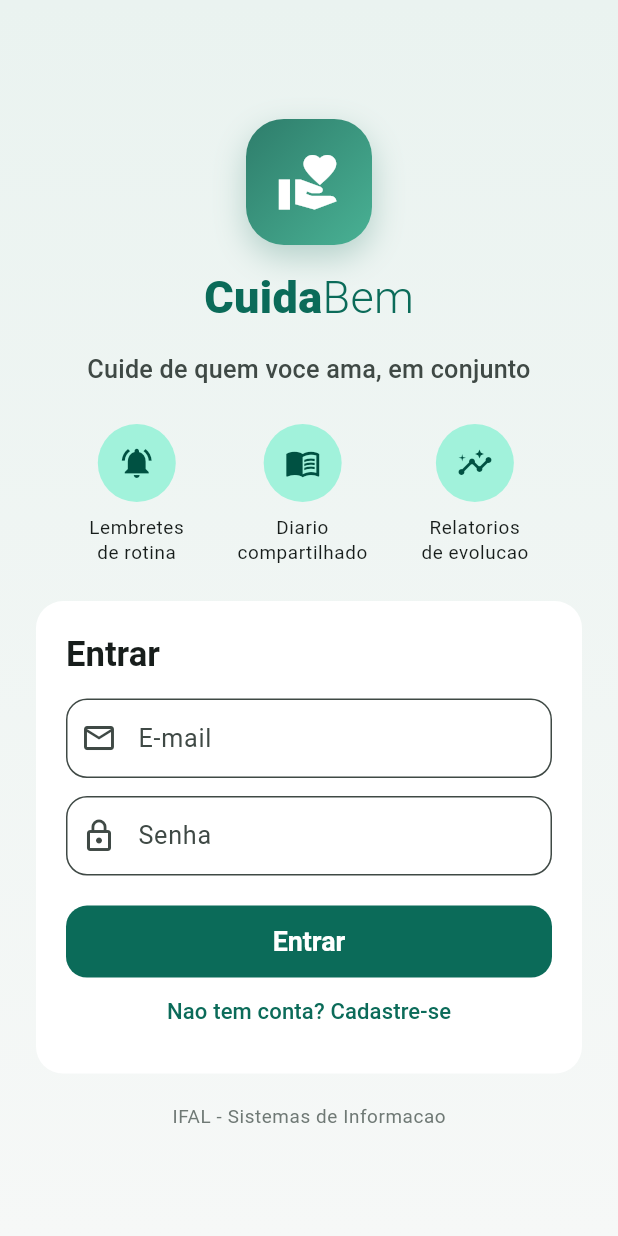
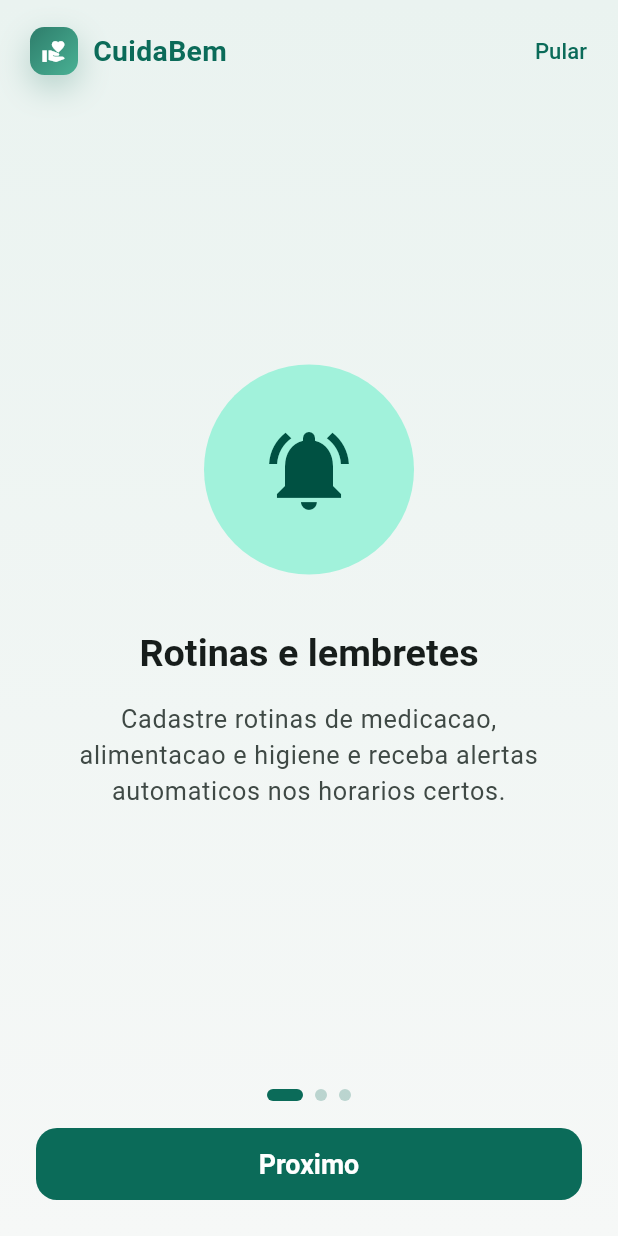
Before and after one commit to TheDorival/cuida-bem, a Flutter app: the screen it shows after launch, on a phone screen of 412 x 824 dp. Run offline on Flutter 3.47's test engine with Material 3 defaults, Android fonts, the phone set to English and light mode, and no system bars; our stand-ins replace firebase_auth, firebase_core; accounts and stored records are empty.

Commit message:
feat: transforma apresentacao do login em carrossel com indicador e botao pular

```diff
--- a/app/lib/screens/login_screen.dart
+++ b/app/lib/screens/login_screen.dart
@@ -4,7 +4,8 @@ import '../config/app_mode.dart';
 import '../providers/session_provider.dart';
 import '../widgets/logo.dart';
 
-/// Tela de acesso (UC001): apresentacao do app + login e cadastro via Firebase Auth.
+/// Tela de acesso (UC001): apresentacao em slides (carrossel) e, ao concluir ou
+/// pular, o formulario de login/cadastro via Firebase Auth.
 class LoginScreen extends StatefulWidget {
   const LoginScreen({super.key});
   @override
@@ -12,11 +13,20 @@ class LoginScreen extends StatefulWidget {
 }
 
 class _LoginScreenState extends State<LoginScreen> {
+  bool _mostrarOnboarding = true;
   final _nome = TextEditingController();
   final _email = TextEditingController();
   final _senha = TextEditingController();
   bool _cadastro = false;
   bool _carregando = false;
+
+  @override
+  void dispose() {
+    _nome.dispose();
+    _email.dispose();
+    _senha.dispose();
+    super.dispose();
+  }
 
   Future<void> _submeter() async {
     setState(() => _carregando = true);
@@ -27,15 +37,12 @@ class _LoginScreenState extends State<LoginScreen> {
     if (!mounted) return;
     setState(() => _carregando = false);
     if (!ok) {
-      ScaffoldMessenger.of(context).showSnackBar(
-        SnackBar(content: Text(session.erro ?? 'Falha ao entrar')),
-      );
+      ScaffoldMessenger.of(context).showSnackBar(SnackBar(content: Text(session.erro ?? 'Falha ao entrar')));
     }
   }
 
   @override
   Widget build(BuildContext context) {
-    final cor = Theme.of(context).colorScheme;
     return Scaffold(
       body: Container(
         decoration: const BoxDecoration(
@@ -46,53 +53,32 @@ class _LoginScreenState extends State<LoginScreen> {
           ),
         ),
         child: SafeArea(
-          child: Center(
+          child: _mostrarOnboarding
+              ? _Onboarding(aoConcluir: () => setState(() => _mostrarOnboarding = false))
+              : _formulario(context),
+        ),
+      ),
+    );
+  }
+
+  Widget _formulario(BuildContext context) {
+    final cor = Theme.of(context).colorScheme;
+    return Center(
       child: SingleChildScrollView(
-              padding: const EdgeInsets.symmetric(horizontal: 24, vertical: 32),
+        padding: const EdgeInsets.symmetric(horizontal: 24, vertical: 24),
         child: ConstrainedBox(
           constraints: const BoxConstraints(maxWidth: 440),
           child: Column(
             children: [
-                    const SizedBox(height: 8),
-                    const LogoCuidaBem(tamanho: 84),
-                    const SizedBox(height: 14),
+              const LogoCuidaBem(tamanho: 80),
+              const SizedBox(height: 12),
               Text(
                 'Cuide de quem voce ama, em conjunto',
                 textAlign: TextAlign.center,
                 style: Theme.of(context).textTheme.titleMedium?.copyWith(color: cor.onSurfaceVariant),
               ),
               const SizedBox(height: 24),
-                    _destaques(context),
-                    const SizedBox(height: 24),
-                    _cartaoFormulario(context),
-                    const SizedBox(height: 20),
-                    Text(
-                      'IFAL - Sistemas de Informacao',
-                      style: Theme.of(context).textTheme.bodySmall?.copyWith(color: cor.outline),
-                    ),
-                  ],
-                ),
-              ),
-            ),
-          ),
-        ),
-      ),
-    );
-  }
-
-  Widget _destaques(BuildContext context) {
-    return Row(
-      mainAxisAlignment: MainAxisAlignment.spaceEvenly,
-      children: const [
-        _Destaque(icone: Icons.notifications_active, rotulo: 'Lembretes\nde rotina'),
-        _Destaque(icone: Icons.menu_book, rotulo: 'Diario\ncompartilhado'),
-        _Destaque(icone: Icons.insights, rotulo: 'Relatorios\nde evolucao'),
-      ],
-    );
-  }
-
-  Widget _cartaoFormulario(BuildContext context) {
-    return Card(
+              Card(
                 margin: EdgeInsets.zero,
                 child: Padding(
                   padding: const EdgeInsets.all(20),
@@ -141,7 +127,7 @@ class _LoginScreenState extends State<LoginScreen> {
                           margin: const EdgeInsets.only(top: 4),
                           padding: const EdgeInsets.all(10),
                           decoration: BoxDecoration(
-                  color: Theme.of(context).colorScheme.secondaryContainer,
+                            color: cor.secondaryContainer,
                             borderRadius: BorderRadius.circular(12),
                           ),
                           child: Row(
@@ -160,24 +146,140 @@ class _LoginScreenState extends State<LoginScreen> {
                     ],
                   ),
                 ),
+              ),
+              const SizedBox(height: 16),
+              Text('IFAL - Sistemas de Informacao',
+                  style: Theme.of(context).textTheme.bodySmall?.copyWith(color: cor.outline)),
+            ],
+          ),
+        ),
+      ),
     );
   }
 }
 
-class _Destaque extends StatelessWidget {
+/// Modelo de um slide de apresentacao.
+class _ItemSlide {
   final IconData icone;
-  final String rotulo;
-  const _Destaque({required this.icone, required this.rotulo});
+  final String titulo;
+  final String descricao;
+  const _ItemSlide(this.icone, this.titulo, this.descricao);
+}
+
+const _slides = <_ItemSlide>[
+  _ItemSlide(Icons.notifications_active, 'Rotinas e lembretes',
+      'Cadastre rotinas de medicacao, alimentacao e higiene e receba alertas automaticos nos horarios certos.'),
+  _ItemSlide(Icons.menu_book, 'Diario compartilhado',
+      'Registre a saude do idoso e mantenha toda a familia informada em tempo real.'),
+  _ItemSlide(Icons.insights, 'Relatorios de evolucao',
+      'Gere relatorios em PDF da evolucao para compartilhar com profissionais de saude.'),
+];
+
+/// Carrossel de apresentacao com indicador de progresso e botao pular.
+class _Onboarding extends StatefulWidget {
+  final VoidCallback aoConcluir;
+  const _Onboarding({required this.aoConcluir});
+  @override
+  State<_Onboarding> createState() => _OnboardingState();
+}
+
+class _OnboardingState extends State<_Onboarding> {
+  final _controle = PageController();
+  int _pagina = 0;
+
+  @override
+  void dispose() {
+    _controle.dispose();
+    super.dispose();
+  }
+
+  void _proximo() {
+    if (_pagina < _slides.length - 1) {
+      _controle.nextPage(duration: const Duration(milliseconds: 300), curve: Curves.easeOut);
+    } else {
+      widget.aoConcluir();
+    }
+  }
 
   @override
   Widget build(BuildContext context) {
     final cor = Theme.of(context).colorScheme;
+    final ultima = _pagina == _slides.length - 1;
     return Column(
       children: [
-        CircleAvatar(radius: 26, backgroundColor: cor.primaryContainer, child: Icon(icone, color: cor.onPrimaryContainer)),
-        const SizedBox(height: 8),
-        Text(rotulo, textAlign: TextAlign.center, style: Theme.of(context).textTheme.bodySmall),
+        Padding(
+          padding: const EdgeInsets.fromLTRB(20, 12, 8, 0),
+          child: Row(
+            children: [
+              const LogoCuidaBem(tamanho: 32, comTexto: false),
+              const SizedBox(width: 10),
+              Text('CuidaBem', style: TextStyle(fontSize: 18, fontWeight: FontWeight.w700, color: cor.primary)),
+              const Spacer(),
+              TextButton(onPressed: widget.aoConcluir, child: const Text('Pular')),
+            ],
+          ),
+        ),
+        Expanded(
+          child: PageView.builder(
+            controller: _controle,
+            itemCount: _slides.length,
+            onPageChanged: (i) => setState(() => _pagina = i),
+            itemBuilder: (_, i) => _slideView(context, _slides[i]),
+          ),
+        ),
+        Row(
+          mainAxisAlignment: MainAxisAlignment.center,
+          children: List.generate(_slides.length, (i) {
+            final ativo = i == _pagina;
+            return AnimatedContainer(
+              duration: const Duration(milliseconds: 250),
+              margin: const EdgeInsets.symmetric(horizontal: 4),
+              width: ativo ? 24 : 8,
+              height: 8,
+              decoration: BoxDecoration(
+                color: ativo ? cor.primary : cor.primary.withValues(alpha: 0.25),
+                borderRadius: BorderRadius.circular(4),
+              ),
+            );
+          }),
+        ),
+        Padding(
+          padding: const EdgeInsets.fromLTRB(24, 18, 24, 24),
+          child: SizedBox(
+            width: double.infinity,
+            child: FilledButton(
+              onPressed: _proximo,
+              child: Text(ultima ? 'Comecar' : 'Proximo'),
+            ),
+          ),
+        ),
       ],
     );
   }
+
+  Widget _slideView(BuildContext context, _ItemSlide s) {
+    final cor = Theme.of(context).colorScheme;
+    return Padding(
+      padding: const EdgeInsets.symmetric(horizontal: 32),
+      child: Column(
+        mainAxisAlignment: MainAxisAlignment.center,
+        children: [
+          Container(
+            width: 140,
+            height: 140,
+            decoration: BoxDecoration(color: cor.primaryContainer, shape: BoxShape.circle),
+            child: Icon(s.icone, size: 64, color: cor.onPrimaryContainer),
+          ),
+          const SizedBox(height: 36),
+          Text(s.titulo,
+              textAlign: TextAlign.center,
+              style: Theme.of(context).textTheme.headlineSmall?.copyWith(fontWeight: FontWeight.bold)),
+          const SizedBox(height: 14),
+          Text(s.descricao,
+              textAlign: TextAlign.center,
+              style: Theme.of(context).textTheme.bodyLarge?.copyWith(color: cor.onSurfaceVariant, height: 1.4)),
+        ],
+      ),
+    );
   }
+}
```
Lines whose indentation alone changed are shown as unchanged.
